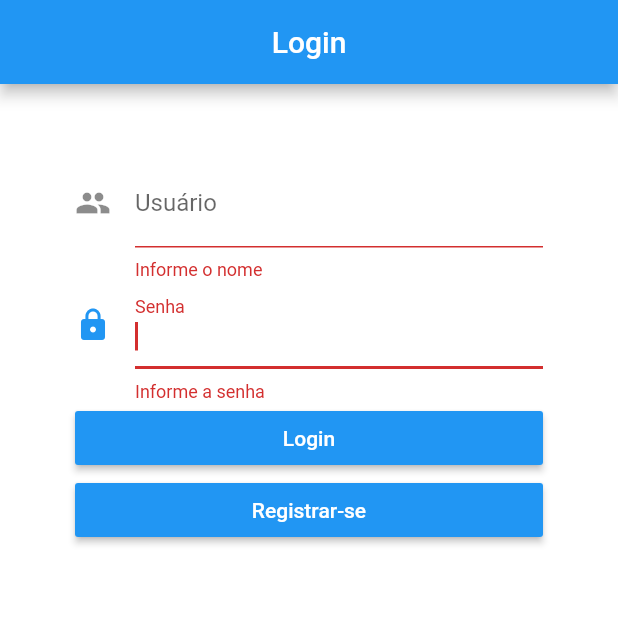
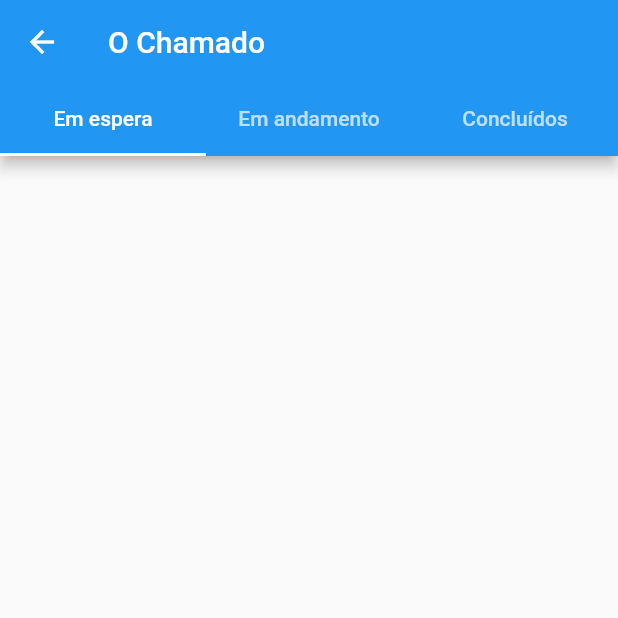
Before and after one commit to seibertanderson/InterdisciplinarIII, a Flutter app: the screen it shows after launch, after a tap on "Login", on a phone screen of 412 x 824 dp, the top half of it. Run offline on Flutter 3.47's test engine with Material 2 defaults, Android fonts, the phone set to English and light mode, and no system bars; our stand-ins replace cloud_firestore; accounts and stored records are empty.

Commit message:
Adicionado TabBar

```diff
--- /dev/null
+++ b/lib/andamento.dart
@@ -0,0 +1,15 @@
+import 'package:flutter/material.dart';
+
+class Andamento extends StatefulWidget {
+  @override
+  _AndamentoState createState() => _AndamentoState();
+}
+
+class _AndamentoState extends State<Andamento> {
+  @override
+  Widget build(BuildContext context) {
+    return Container(
+
+    );
+  }
+}
--- /dev/null
+++ b/lib/concluido.dart
@@ -0,0 +1,15 @@
+import 'package:flutter/material.dart';
+
+class Concluido extends StatefulWidget {
+  @override
+  _ConcluidoState createState() => _ConcluidoState();
+}
+
+class _ConcluidoState extends State<Concluido> {
+  @override
+  Widget build(BuildContext context) {
+    return Container(
+
+    );
+  }
+}
--- /dev/null
+++ b/lib/espera.dart
@@ -0,0 +1,15 @@
+import 'package:flutter/material.dart';
+
+class Espera extends StatefulWidget {
+  @override
+  _EsperaState createState() => _EsperaState();
+}
+
+class _EsperaState extends State<Espera> {
+  @override
+  Widget build(BuildContext context) {
+    return Container(
+
+    );
+  }
+}
--- a/lib/login.dart
+++ b/lib/login.dart
@@ -1,5 +1,6 @@
 import 'package:cloud_firestore/cloud_firestore.dart';
 import 'package:flutter/material.dart';
+import 'package:interdisciplinar/pagina_inicial.dart';
 
 class Login extends StatefulWidget {
   @override
@@ -71,6 +72,8 @@ class _LoginState extends State<Login> {
                     ),
                     color: Colors.blue,
                     onPressed: () {
+                      Navigator.push(context,
+                      MaterialPageRoute(builder: (context) => PaginaInicial()));
                       if (formkey.currentState.validate()) {
                         setState(() {});
                       }
@@ -84,8 +87,8 @@ class _LoginState extends State<Login> {
                     onPressed: () {
                       if (formkey.currentState.validate()) {
                         Firestore.instance.collection("usuarios").document().setData({
-                          'login': '',
-                          'senha': '',
+                          'login': nomeUsuario.text,
+                          'senha': senhaUsuario.text,
                         });
                         //setState(() {});
                       }
--- /dev/null
+++ b/lib/pagina_inicial.dart
@@ -0,0 +1,53 @@
+import 'package:flutter/material.dart';
+import 'package:interdisciplinar/andamento.dart';
+import 'package:interdisciplinar/concluido.dart';
+import 'package:interdisciplinar/espera.dart';
+
+void main() => runApp(MaterialApp());
+
+class PaginaInicial extends StatefulWidget {
+  @override
+  _PaginaInicialState createState() => _PaginaInicialState();
+}
+
+class _PaginaInicialState extends State<PaginaInicial> {
+  List<Widget> containers = [
+    Container(
+      color: Colors.white,
+    ),
+    Container(
+      color: Colors.white,
+    ),
+    Container(
+      color: Colors.white,
+    ),
+  ];
+
+  @override
+  Widget build(BuildContext context) {
+    return DefaultTabController(
+      length: 3,
+      child: Scaffold(
+        appBar: AppBar(
+          title: Text("O Chamado"),
+          bottom: TabBar(
+            tabs: <Widget>[
+              Tab(
+                text: "Em espera",
+              ),
+              Tab(
+                text: "Em andamento",
+              ),
+              Tab(
+                text: "Concluídos",
+              )
+            ],
+          ),
+        ),
+        body: TabBarView(
+          children: <Widget>[Espera(), Concluido(), Andamento()],
+        ),
+      ),
+    );
+  }
+}
```
